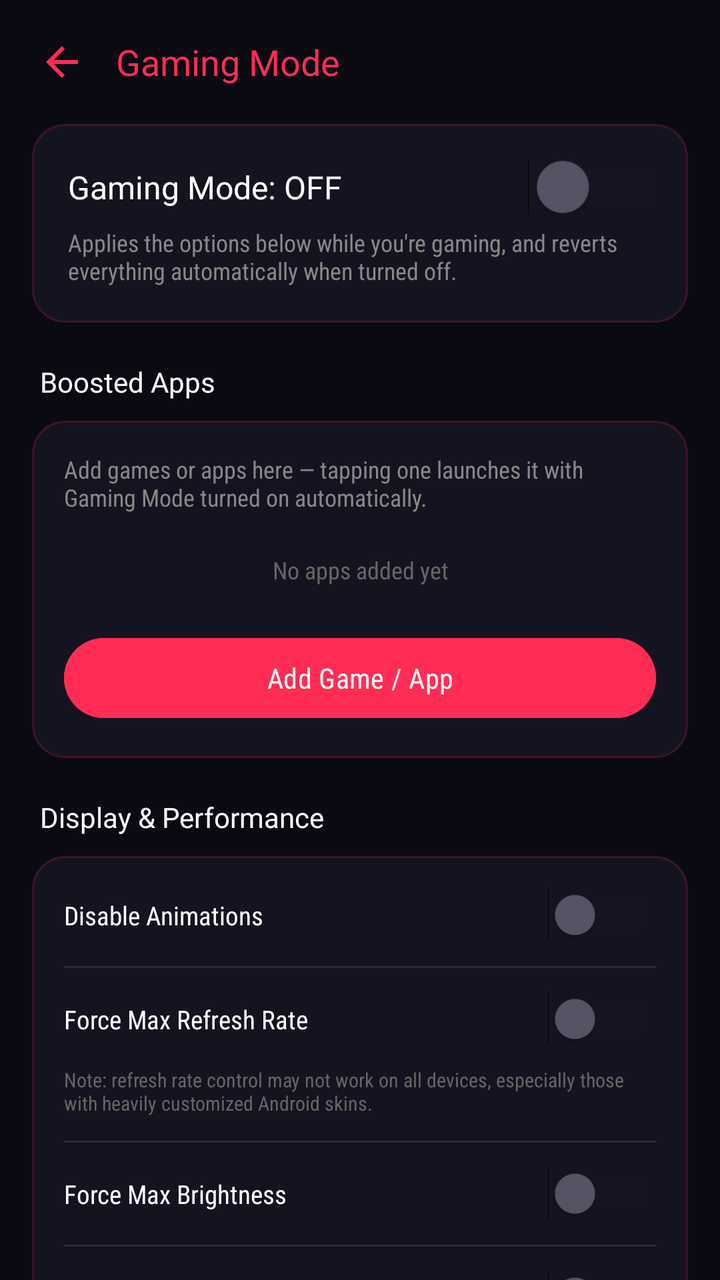
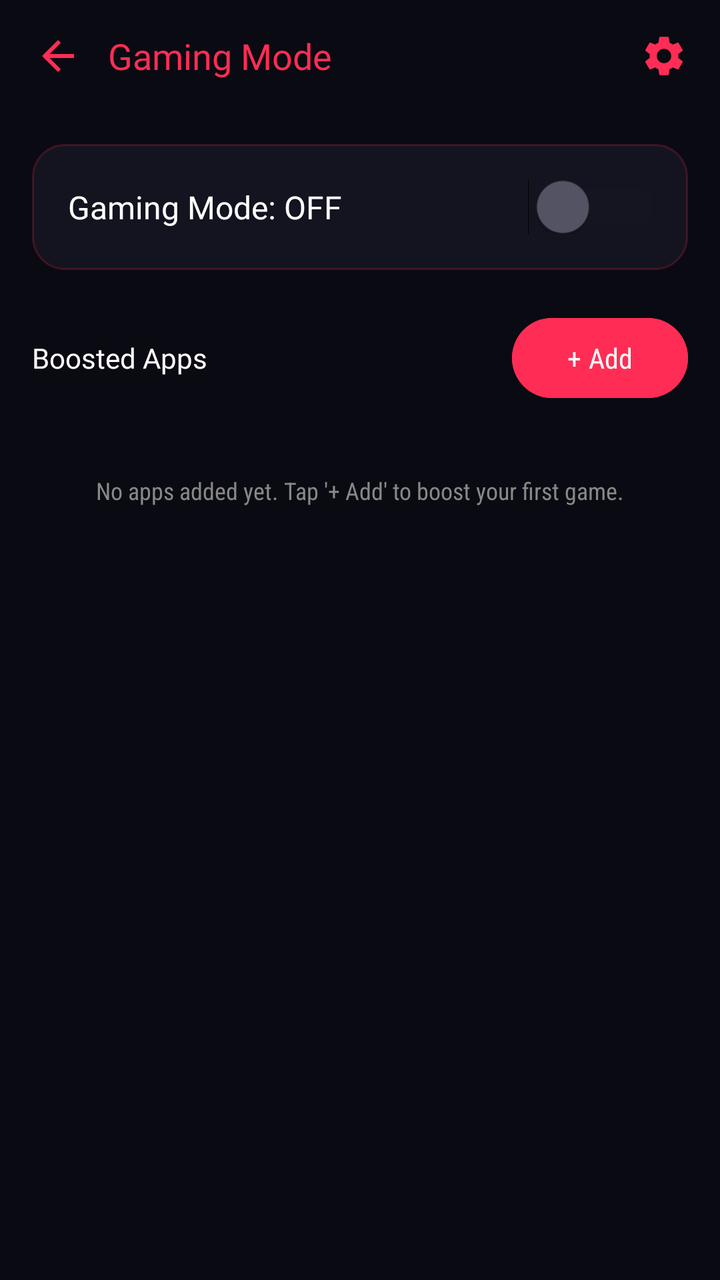

An Android layout rendered at two revisions. The XML below is the earlier revision; the diff shows what the commit changed to produce the second picture.
<!-- AndroidManifest.xml: activity theme Theme.RyuuTools -->
<!-- res/layout/activity_gaming_mode.xml -->
<?xml version="1.0" encoding="utf-8"?>
<androidx.core.widget.NestedScrollView xmlns:android="http://schemas.android.com/apk/res/android"
    android:layout_width="match_parent" android:layout_height="match_parent" android:background="@color/bg_dark">
    <LinearLayout android:layout_width="match_parent" android:layout_height="wrap_content" android:orientation="vertical" android:padding="16dp">

        <LinearLayout android:layout_width="match_parent" android:layout_height="wrap_content" android:orientation="horizontal" android:gravity="center_vertical" android:layout_marginBottom="16dp">
            <ImageButton android:id="@+id/btnBack" android:layout_width="30dp" android:layout_height="30dp" android:background="@android:color/transparent" android:src="@drawable/ic_back" android:tint="@color/neon_cyan" android:contentDescription="Back" />
            <TextView android:layout_width="wrap_content" android:layout_height="wrap_content" android:layout_marginStart="12dp" android:text="Gaming Mode" android:textColor="@color/neon_cyan" android:textSize="18sp" android:fontFamily="@font/orbitron_bold" />
        </LinearLayout>

        <LinearLayout android:layout_width="match_parent" android:layout_height="wrap_content" android:orientation="vertical" android:background="@drawable/bg_card_rounded" android:padding="18dp">

            <LinearLayout android:layout_width="match_parent" android:layout_height="wrap_content" android:orientation="horizontal" android:gravity="center_vertical">
                <TextView android:id="@+id/tvGamingStatus" android:layout_width="0dp" android:layout_height="wrap_content" android:layout_weight="1" android:text="Gaming Mode: OFF" android:textColor="@color/text_white" android:textSize="16sp" android:fontFamily="@font/orbitron_bold" />
                <Switch android:id="@+id/switchGamingMaster" android:layout_width="wrap_content" android:layout_height="wrap_content" android:thumbTint="@color/switch_thumb_selector" android:trackTint="@color/switch_track_selector" android:scaleX="1.3" android:scaleY="1.3" />
            </LinearLayout>

            <TextView android:layout_width="match_parent" android:layout_height="wrap_content" android:layout_marginTop="6dp" android:text="Applies the options below while you're gaming, and reverts everything automatically when turned off." android:textColor="#888888" android:textSize="12sp" android:fontFamily="sans-serif-condensed" />

        </LinearLayout>

        <TextView android:layout_width="wrap_content" android:layout_height="wrap_content" android:layout_marginTop="20dp" android:layout_marginStart="4dp" android:text="Boosted Apps" android:textColor="@color/text_white" android:textSize="14sp" android:fontFamily="@font/orbitron_bold" />

        <LinearLayout android:layout_width="match_parent" android:layout_height="wrap_content" android:orientation="vertical" android:background="@drawable/bg_card_rounded" android:padding="16dp" android:layout_marginTop="10dp">

            <TextView android:layout_width="match_parent" android:layout_height="wrap_content" android:layout_marginBottom="8dp" android:text="Add games or apps here — tapping one launches it with Gaming Mode turned on automatically." android:textColor="#888888" android:textSize="12sp" android:fontFamily="sans-serif-condensed" />

            <TextView android:id="@+id/tvNoBoostedApps" android:layout_width="match_parent" android:layout_height="wrap_content" android:gravity="center" android:padding="12dp" android:text="No apps added yet" android:textColor="#666666" android:textSize="12sp" android:fontFamily="sans-serif-condensed" android:visibility="visible" />

            <androidx.recyclerview.widget.RecyclerView android:id="@+id/rvBoostedApps" android:layout_width="match_parent" android:layout_height="wrap_content" android:nestedScrollingEnabled="false" />

            <Button android:id="@+id/btnAddBoostedApp" android:layout_width="match_parent" android:layout_height="wrap_content" android:layout_marginTop="10dp" android:text="Add Game / App" android:backgroundTint="@color/neon_purple" android:textColor="@color/text_white" android:fontFamily="sans-serif-condensed" />

        </LinearLayout>

        <TextView android:layout_width="wrap_content" android:layout_height="wrap_content" android:layout_marginTop="20dp" android:layout_marginStart="4dp" android:text="Display &amp; Performance" android:textColor="@color/text_white" android:textSize="14sp" android:fontFamily="@font/orbitron_bold" />

        <LinearLayout android:layout_width="match_parent" android:layout_height="wrap_content" android:orientation="vertical" android:background="@drawable/bg_card_rounded" android:padding="16dp" android:layout_marginTop="10dp">

            <LinearLayout android:layout_width="match_parent" android:layout_height="wrap_content" android:orientation="horizontal" android:gravity="center_vertical">
                <TextView android:layout_width="0dp" android:layout_height="wrap_content" android:layout_weight="1" android:text="Disable Animations" android:textColor="@color/text_white" android:textSize="13sp" android:fontFamily="sans-serif-condensed" />
                <Switch android:id="@+id/switchAnimations" android:layout_width="wrap_content" android:layout_height="wrap_content" android:thumbTint="@color/switch_thumb_selector" android:trackTint="@color/switch_track_selector" />
            </LinearLayout>

            <View android:layout_width="match_parent" android:layout_height="1dp" android:background="#2A2A38" android:layout_marginVertical="12dp" />

            <LinearLayout android:layout_width="match_parent" android:layout_height="wrap_content" android:orientation="horizontal" android:gravity="center_vertical">
                <TextView android:layout_width="0dp" android:layout_height="wrap_content" android:layout_weight="1" android:text="Force Max Refresh Rate" android:textColor="@color/text_white" android:textSize="13sp" android:fontFamily="sans-serif-condensed" />
                <Switch android:id="@+id/switchRefreshRate" android:layout_width="wrap_content" android:layout_height="wrap_content" android:thumbTint="@color/switch_thumb_selector" android:trackTint="@color/switch_track_selector" />
            </LinearLayout>

            <TextView android:layout_width="match_parent" android:layout_height="wrap_content" android:layout_marginTop="10dp" android:text="Note: refresh rate control may not work on all devices, especially those with heavily customized Android skins." android:textColor="#666666" android:textSize="10sp" android:fontFamily="sans-serif-condensed" />

            <View android:layout_width="match_parent" android:layout_height="1dp" android:background="#2A2A38" android:layout_marginVertical="12dp" />

            <LinearLayout android:layout_width="match_parent" android:layout_height="wrap_content" android:orientation="horizontal" android:gravity="center_vertical">
                <TextView android:layout_width="0dp" android:layout_height="wrap_content" android:layout_weight="1" android:text="Force Max Brightness" android:textColor="@color/text_white" android:textSize="13sp" android:fontFamily="sans-serif-condensed" />
                <Switch android:id="@+id/switchMaxBrightness" android:layout_width="wrap_content" android:layout_height="wrap_content" android:thumbTint="@color/switch_thumb_selector" android:trackTint="@color/switch_track_selector" />
            </LinearLayout>

            <View android:layout_width="match_parent" android:layout_height="1dp" android:background="#2A2A38" android:layout_marginVertical="12dp" />

            <LinearLayout android:layout_width="match_parent" android:layout_height="wrap_content" android:orientation="horizontal" android:gravity="center_vertical">
                <TextView android:layout_width="0dp" android:layout_height="wrap_content" android:layout_weight="1" android:text="Disable Battery Saver" android:textColor="@color/text_white" android:textSize="13sp" android:fontFamily="sans-serif-condensed" />
                <Switch android:id="@+id/switchDisableBatterySaver" android:layout_width="wrap_content" android:layout_height="wrap_content" android:thumbTint="@color/switch_thumb_selector" android:trackTint="@color/switch_track_selector" />
            </LinearLayout>

        </LinearLayout>

        <TextView android:layout_width="wrap_content" android:layout_height="wrap_content" android:layout_marginTop="20dp" android:layout_marginStart="4dp" android:text="Focus &amp; Comfort" android:textColor="@color/text_white" android:textSize="14sp" android:fontFamily="@font/orbitron_bold" />

        <LinearLayout android:layout_width="match_parent" android:layout_height="wrap_content" android:orientation="vertical" android:background="@drawable/bg_card_rounded" android:padding="16dp" android:layout_marginTop="10dp">

            <LinearLayout android:layout_width="match_parent" android:layout_height="wrap_content" android:orientation="horizontal" android:gravity="center_vertical">
                <TextView android:layout_width="0dp" android:layout_height="wrap_content" android:layout_weight="1" android:text="Do Not Disturb" android:textColor="@color/text_white" android:textSize="13sp" android:fontFamily="sans-serif-condensed" />
                <Switch android:id="@+id/switchDnd" android:layout_width="wrap_content" android:layout_height="wrap_content" android:thumbTint="@color/switch_thumb_selector" android:trackTint="@color/switch_track_selector" />
            </LinearLayout>

            <View android:layout_width="match_parent" android:layout_height="1dp" android:background="#2A2A38" android:layout_marginVertical="12dp" />

            <LinearLayout android:layout_width="match_parent" android:layout_height="wrap_content" android:orientation="horizontal" android:gravity="center_vertical">
                <TextView android:layout_width="0dp" android:layout_height="wrap_content" android:layout_weight="1" android:text="Extend Screen Timeout" android:textColor="@color/text_white" android:textSize="13sp" android:fontFamily="sans-serif-condensed" />
                <Switch android:id="@+id/switchScreenTimeout" android:layout_width="wrap_content" android:layout_height="wrap_content" android:thumbTint="@color/switch_thumb_selector" android:trackTint="@color/switch_track_selector" />
            </LinearLayout>

            <View android:layout_width="match_parent" android:layout_height="1dp" android:background="#2A2A38" android:layout_marginVertical="12dp" />

            <LinearLayout android:layout_width="match_parent" android:layout_height="wrap_content" android:orientation="horizontal" android:gravity="center_vertical">
                <TextView android:layout_width="0dp" android:layout_height="wrap_content" android:layout_weight="1" android:text="Lock Screen Rotation" android:textColor="@color/text_white" android:textSize="13sp" android:fontFamily="sans-serif-condensed" />
                <Switch android:id="@+id/switchLockRotation" android:layout_width="wrap_content" android:layout_height="wrap_content" android:thumbTint="@color/switch_thumb_selector" android:trackTint="@color/switch_track_selector" />
            </LinearLayout>

        </LinearLayout>

        <TextView android:layout_width="wrap_content" android:layout_height="wrap_content" android:layout_marginTop="20dp" android:layout_marginStart="4dp" android:text="One-Time Actions" android:textColor="@color/text_white" android:textSize="14sp" android:fontFamily="@font/orbitron_bold" />

        <LinearLayout android:layout_width="match_parent" android:layout_height="wrap_content" android:orientation="vertical" android:background="@drawable/bg_card_rounded" android:padding="16dp" android:layout_marginTop="10dp">

            <LinearLayout android:layout_width="match_parent" android:layout_height="wrap_content" android:orientation="horizontal" android:gravity="center_vertical">
                <TextView android:layout_width="0dp" android:layout_height="wrap_content" android:layout_weight="1" android:text="Clean Background Apps on Start" android:textColor="@color/text_white" android:textSize="13sp" android:fontFamily="sans-serif-condensed" />
                <Switch android:id="@+id/switchCleanOnStart" android:layout_width="wrap_content" android:layout_height="wrap_content" android:thumbTint="@color/switch_thumb_selector" android:trackTint="@color/switch_track_selector" />
            </LinearLayout>

            <TextView android:layout_width="match_parent" android:layout_height="wrap_content" android:layout_marginTop="10dp" android:text="Runs once each time Gaming Mode is turned on — same background app cleanup used by Memory Sweep." android:textColor="#666666" android:textSize="10sp" android:fontFamily="sans-serif-condensed" />

        </LinearLayout>

    </LinearLayout>
</androidx.core.widget.NestedScrollView>
<!-- resources referenced by this layout -->
<resources>
  <color name="bg_dark">#0A0A12</color>
  <color name="neon_cyan">#FF2D55</color>
  <color name="neon_purple">#FF2D55</color>
  <color name="text_white">#FFFFFF</color>
  <!-- drawable bg_card_rounded (drawable) -->
  <?xml version="1.0" encoding="utf-8"?>
  <shape xmlns:android="http://schemas.android.com/apk/res/android">
      <solid android:color="#141420" />
      <corners android:radius="16dp" />
      <stroke android:width="1dp" android:color="#33FF2D55" />
  </shape>
  <!-- drawable ic_back (drawable) -->
  <vector xmlns:android="http://schemas.android.com/apk/res/android"
      android:width="24dp" android:height="24dp"
      android:viewportWidth="24" android:viewportHeight="24">
      <path android:fillColor="#FFFFFF" android:pathData="M20,11L7.83,11l5.59,-5.59L12,4l-8,8 8,8 1.41,-1.41L7.83,13L20,13z"/>
  </vector>
  <style name="Theme.RyuuTools" parent="Theme.Material3.Dark.NoActionBar">
          <item name="android:windowBackground">@color/bg_dark</item>
          <item name="colorPrimary">@color/neon_cyan</item>
          <item name="colorSecondary">@color/neon_purple</item>
          <item name="android:statusBarColor">@color/bg_dark</item>
          <item name="android:navigationBarColor">@color/bg_dark</item>
      </style>
</resources>

<!-- the commit's change to res/layout/activity_gaming_mode.xml (unified diff, before → after) -->
@@ -1,109 +1,36 @@
 <?xml version="1.0" encoding="utf-8"?>
-<androidx.core.widget.NestedScrollView xmlns:android="http://schemas.android.com/apk/res/android"
-    android:layout_width="match_parent" android:layout_height="match_parent" android:background="@color/bg_dark">
-    <LinearLayout android:layout_width="match_parent" android:layout_height="wrap_content" android:orientation="vertical" android:padding="16dp">
+<LinearLayout xmlns:android="http://schemas.android.com/apk/res/android"
+    android:layout_width="match_parent" android:layout_height="match_parent"
+    android:orientation="vertical" android:background="@color/bg_dark">
 
-        <LinearLayout android:layout_width="match_parent" android:layout_height="wrap_content" android:orientation="horizontal" android:gravity="center_vertical" android:layout_marginBottom="16dp">
-            <ImageButton android:id="@+id/btnBack" android:layout_width="30dp" android:layout_height="30dp" android:background="@android:color/transparent" android:src="@drawable/ic_back" android:tint="@color/neon_cyan" android:contentDescription="Back" />
-            <TextView android:layout_width="wrap_content" android:layout_height="wrap_content" android:layout_marginStart="12dp" android:text="Gaming Mode" android:textColor="@color/neon_cyan" android:textSize="18sp" android:fontFamily="@font/orbitron_bold" />
-        </LinearLayout>
+    <LinearLayout android:layout_width="match_parent" android:layout_height="56dp" android:orientation="horizontal" android:gravity="center_vertical" android:paddingHorizontal="16dp">
+        <ImageButton android:id="@+id/btnBack" android:layout_width="26dp" android:layout_height="26dp" android:background="@android:color/transparent" android:src="@drawable/ic_back" android:tint="@color/neon_cyan" android:contentDescription="Back" />
+        <TextView android:layout_width="0dp" android:layout_height="wrap_content" android:layout_weight="1" android:layout_marginStart="12dp" android:text="Gaming Mode" android:textColor="@color/neon_cyan" android:textSize="18sp" android:fontFamily="@font/orbitron_bold" />
+        <ImageButton android:id="@+id/btnGamingSettings" android:layout_width="24dp" android:layout_height="24dp" android:background="@android:color/transparent" android:src="@drawable/ic_settings" android:tint="@color/neon_purple" android:contentDescription="Settings" />
+    </LinearLayout>
 
-        <LinearLayout android:layout_width="match_parent" android:layout_height="wrap_content" android:orientation="vertical" android:background="@drawable/bg_card_rounded" android:padding="18dp">
+    <androidx.core.widget.NestedScrollView android:layout_width="match_parent" android:layout_height="match_parent">
+        <LinearLayout android:layout_width="match_parent" android:layout_height="wrap_content" android:orientation="vertical" android:padding="16dp">
 
-            <LinearLayout android:layout_width="match_parent" android:layout_height="wrap_content" android:orientation="horizontal" android:gravity="center_vertical">
+            <LinearLayout android:layout_width="match_parent" android:layout_height="wrap_content" android:orientation="horizontal" android:gravity="center_vertical" android:background="@drawable/bg_card_rounded" android:padding="18dp">
                 <TextView android:id="@+id/tvGamingStatus" android:layout_width="0dp" android:layout_height="wrap_content" android:layout_weight="1" android:text="Gaming Mode: OFF" android:textColor="@color/text_white" android:textSize="16sp" android:fontFamily="@font/orbitron_bold" />
                 <Switch android:id="@+id/switchGamingMaster" android:layout_width="wrap_content" android:layout_height="wrap_content" android:thumbTint="@color/switch_thumb_selector" android:trackTint="@color/switch_track_selector" android:scaleX="1.3" android:scaleY="1.3" />
             </LinearLayout>
 
-            <TextView android:layout_width="match_parent" android:layout_height="wrap_content" android:layout_marginTop="6dp" android:text="Applies the options below while you're gaming, and reverts everything automatically when turned off." android:textColor="#888888" android:textSize="12sp" android:fontFamily="sans-serif-condensed" />
+            <LinearLayout android:layout_width="match_parent" android:layout_height="wrap_content" android:orientation="horizontal" android:gravity="center_vertical" android:layout_marginTop="20dp" android:layout_marginBottom="10dp">
+                <TextView android:layout_width="0dp" android:layout_height="wrap_content" android:layout_weight="1" android:text="Boosted Apps" android:textColor="@color/text_white" android:textSize="14sp" android:fontFamily="@font/orbitron_bold" />
+                <Button android:id="@+id/btnAddBoostedApp" android:layout_width="wrap_content" android:layout_height="wrap_content" android:text="+ Add" android:backgroundTint="@color/neon_cyan" android:textColor="@color/text_white" android:fontFamily="sans-serif-condensed" />
+            </LinearLayout>
+
+            <TextView android:id="@+id/tvNoBoostedApps" android:layout_width="match_parent" android:layout_height="wrap_content" android:gravity="center" android:padding="24dp" android:text="No apps added yet. Tap '+ Add' to boost your first game." android:textColor="#888888" android:textSize="12sp" android:fontFamily="sans-serif-condensed" />
+
+            <androidx.recyclerview.widget.RecyclerView
+                android:id="@+id/rvBoostedApps"
+                android:layout_width="match_parent"
+                android:layout_height="wrap_content"
+                android:nestedScrollingEnabled="false" />
 
         </LinearLayout>
+    </androidx.core.widget.NestedScrollView>
 
-        <TextView android:layout_width="wrap_content" android:layout_height="wrap_content" android:layout_marginTop="20dp" android:layout_marginStart="4dp" android:text="Boosted Apps" android:textColor="@color/text_white" android:textSize="14sp" android:fontFamily="@font/orbitron_bold" />
-
-        <LinearLayout android:layout_width="match_parent" android:layout_height="wrap_content" android:orientation="vertical" android:background="@drawable/bg_card_rounded" android:padding="16dp" android:layout_marginTop="10dp">
-
-            <TextView android:layout_width="match_parent" android:layout_height="wrap_content" android:layout_marginBottom="8dp" android:text="Add games or apps here — tapping one launches it with Gaming Mode turned on automatically." android:textColor="#888888" android:textSize="12sp" android:fontFamily="sans-serif-condensed" />
-
-            <TextView android:id="@+id/tvNoBoostedApps" android:layout_width="match_parent" android:layout_height="wrap_content" android:gravity="center" android:padding="12dp" android:text="No apps added yet" android:textColor="#666666" android:textSize="12sp" android:fontFamily="sans-serif-condensed" android:visibility="visible" />
-
-            <androidx.recyclerview.widget.RecyclerView android:id="@+id/rvBoostedApps" android:layout_width="match_parent" android:layout_height="wrap_content" android:nestedScrollingEnabled="false" />
-
-            <Button android:id="@+id/btnAddBoostedApp" android:layout_width="match_parent" android:layout_height="wrap_content" android:layout_marginTop="10dp" android:text="Add Game / App" android:backgroundTint="@color/neon_purple" android:textColor="@color/text_white" android:fontFamily="sans-serif-condensed" />
-
-        </LinearLayout>
-
-        <TextView android:layout_width="wrap_content" android:layout_height="wrap_content" android:layout_marginTop="20dp" android:layout_marginStart="4dp" android:text="Display &amp; Performance" android:textColor="@color/text_white" android:textSize="14sp" android:fontFamily="@font/orbitron_bold" />
-
-        <LinearLayout android:layout_width="match_parent" android:layout_height="wrap_content" android:orientation="vertical" android:background="@drawable/bg_card_rounded" android:padding="16dp" android:layout_marginTop="10dp">
-
-            <LinearLayout android:layout_width="match_parent" android:layout_height="wrap_content" android:orientation="horizontal" android:gravity="center_vertical">
-                <TextView android:layout_width="0dp" android:layout_height="wrap_content" android:layout_weight="1" android:text="Disable Animations" android:textColor="@color/text_white" android:textSize="13sp" android:fontFamily="sans-serif-condensed" />
-                <Switch android:id="@+id/switchAnimations" android:layout_width="wrap_content" android:layout_height="wrap_content" android:thumbTint="@color/switch_thumb_selector" android:trackTint="@color/switch_track_selector" />
-            </LinearLayout>
-
-            <View android:layout_width="match_parent" android:layout_height="1dp" android:background="#2A2A38" android:layout_marginVertical="12dp" />
-
-            <LinearLayout android:layout_width="match_parent" android:layout_height="wrap_content" android:orientation="horizontal" android:gravity="center_vertical">
-                <TextView android:layout_width="0dp" android:layout_height="wrap_content" android:layout_weight="1" android:text="Force Max Refresh Rate" android:textColor="@color/text_white" android:textSize="13sp" android:fontFamily="sans-serif-condensed" />
-                <Switch android:id="@+id/switchRefreshRate" android:layout_width="wrap_content" android:layout_height="wrap_content" android:thumbTint="@color/switch_thumb_selector" android:trackTint="@color/switch_track_selector" />
-            </LinearLayout>
-
-            <TextView android:layout_width="match_parent" android:layout_height="wrap_content" android:layout_marginTop="10dp" android:text="Note: refresh rate control may not work on all devices, especially those with heavily customized Android skins." android:textColor="#666666" android:textSize="10sp" android:fontFamily="sans-serif-condensed" />
-
-            <View android:layout_width="match_parent" android:layout_height="1dp" android:background="#2A2A38" android:layout_marginVertical="12dp" />
-
-            <LinearLayout android:layout_width="match_parent" android:layout_height="wrap_content" android:orientation="horizontal" android:gravity="center_vertical">
-                <TextView android:layout_width="0dp" android:layout_height="wrap_content" android:layout_weight="1" android:text="Force Max Brightness" android:textColor="@color/text_white" android:textSize="13sp" android:fontFamily="sans-serif-condensed" />
-                <Switch android:id="@+id/switchMaxBrightness" android:layout_width="wrap_content" android:layout_height="wrap_content" android:thumbTint="@color/switch_thumb_selector" android:trackTint="@color/switch_track_selector" />
-            </LinearLayout>
-
-            <View android:layout_width="match_parent" android:layout_height="1dp" android:background="#2A2A38" android:layout_marginVertical="12dp" />
-
-            <LinearLayout android:layout_width="match_parent" android:layout_height="wrap_content" android:orientation="horizontal" android:gravity="center_vertical">
-                <TextView android:layout_width="0dp" android:layout_height="wrap_content" android:layout_weight="1" android:text="Disable Battery Saver" android:textColor="@color/text_white" android:textSize="13sp" android:fontFamily="sans-serif-condensed" />
-                <Switch android:id="@+id/switchDisableBatterySaver" android:layout_width="wrap_content" android:layout_height="wrap_content" android:thumbTint="@color/switch_thumb_selector" android:trackTint="@color/switch_track_selector" />
-            </LinearLayout>
-
-        </LinearLayout>
-
-        <TextView android:layout_width="wrap_content" android:layout_height="wrap_content" android:layout_marginTop="20dp" android:layout_marginStart="4dp" android:text="Focus &amp; Comfort" android:textColor="@color/text_white" android:textSize="14sp" android:fontFamily="@font/orbitron_bold" />
-
-        <LinearLayout android:layout_width="match_parent" android:layout_height="wrap_content" android:orientation="vertical" android:background="@drawable/bg_card_rounded" android:padding="16dp" android:layout_marginTop="10dp">
-
-            <LinearLayout android:layout_width="match_parent" android:layout_height="wrap_content" android:orientation="horizontal" android:gravity="center_vertical">
-                <TextView android:layout_width="0dp" android:layout_height="wrap_content" android:layout_weight="1" android:text="Do Not Disturb" android:textColor="@color/text_white" android:textSize="13sp" android:fontFamily="sans-serif-condensed" />
-                <Switch android:id="@+id/switchDnd" android:layout_width="wrap_content" android:layout_height="wrap_content" android:thumbTint="@color/switch_thumb_selector" android:trackTint="@color/switch_track_selector" />
-            </LinearLayout>
-
-            <View android:layout_width="match_parent" android:layout_height="1dp" android:background="#2A2A38" android:layout_marginVertical="12dp" />
-
-            <LinearLayout android:layout_width="match_parent" android:layout_height="wrap_content" android:orientation="horizontal" android:gravity="center_vertical">
-                <TextView android:layout_width="0dp" android:layout_height="wrap_content" android:layout_weight="1" android:text="Extend Screen Timeout" android:textColor="@color/text_white" android:textSize="13sp" android:fontFamily="sans-serif-condensed" />
-                <Switch android:id="@+id/switchScreenTimeout" android:layout_width="wrap_content" android:layout_height="wrap_content" android:thumbTint="@color/switch_thumb_selector" android:trackTint="@color/switch_track_selector" />
-            </LinearLayout>
-
-            <View android:layout_width="match_parent" android:layout_height="1dp" android:background="#2A2A38" android:layout_marginVertical="12dp" />
-
-            <LinearLayout android:layout_width="match_parent" android:layout_height="wrap_content" android:orientation="horizontal" android:gravity="center_vertical">
-                <TextView android:layout_width="0dp" android:layout_height="wrap_content" android:layout_weight="1" android:text="Lock Screen Rotation" android:textColor="@color/text_white" android:textSize="13sp" android:fontFamily="sans-serif-condensed" />
-                <Switch android:id="@+id/switchLockRotation" android:layout_width="wrap_content" android:layout_height="wrap_content" android:thumbTint="@color/switch_thumb_selector" android:trackTint="@color/switch_track_selector" />
-            </LinearLayout>
-
-        </LinearLayout>
-
-        <TextView android:layout_width="wrap_content" android:layout_height="wrap_content" android:layout_marginTop="20dp" android:layout_marginStart="4dp" android:text="One-Time Actions" android:textColor="@color/text_white" android:textSize="14sp" android:fontFamily="@font/orbitron_bold" />
-
-        <LinearLayout android:layout_width="match_parent" android:layout_height="wrap_content" android:orientation="vertical" android:background="@drawable/bg_card_rounded" android:padding="16dp" android:layout_marginTop="10dp">
-
-            <LinearLayout android:layout_width="match_parent" android:layout_height="wrap_content" android:orientation="horizontal" android:gravity="center_vertical">
-                <TextView android:layout_width="0dp" android:layout_height="wrap_content" android:layout_weight="1" android:text="Clean Background Apps on Start" android:textColor="@color/text_white" android:textSize="13sp" android:fontFamily="sans-serif-condensed" />
-                <Switch android:id="@+id/switchCleanOnStart" android:layout_width="wrap_content" android:layout_height="wrap_content" android:thumbTint="@color/switch_thumb_selector" android:trackTint="@color/switch_track_selector" />
-            </LinearLayout>
-
-            <TextView android:layout_width="match_parent" android:layout_height="wrap_content" android:layout_marginTop="10dp" android:text="Runs once each time Gaming Mode is turned on — same background app cleanup used by Memory Sweep." android:textColor="#666666" android:textSize="10sp" android:fontFamily="sans-serif-condensed" />
-
-        </LinearLayout>
-
-    </LinearLayout>
-</androidx.core.widget.NestedScrollView>
+</LinearLayout>
<!-- resource entries referenced after the edit -->
@@ -17,6 +17,12 @@
       android:viewportWidth="24" android:viewportHeight="24">
       <path android:fillColor="#FFFFFF" android:pathData="M20,11L7.83,11l5.59,-5.59L12,4l-8,8 8,8 1.41,-1.41L7.83,13L20,13z"/>
   </vector>
+  <!-- drawable ic_settings (drawable) -->
+  <vector xmlns:android="http://schemas.android.com/apk/res/android"
+      android:width="24dp" android:height="24dp"
+      android:viewportWidth="24" android:viewportHeight="24">
+      <path android:fillColor="#FFFFFF" android:pathData="M19.14,12.94c0.04,-0.3 0.06,-0.61 0.06,-0.94c0,-0.32 -0.02,-0.64 -0.07,-0.94l2.03,-1.58c0.18,-0.14 0.23,-0.41 0.12,-0.61l-1.92,-3.32c-0.12,-0.22 -0.37,-0.29 -0.59,-0.22l-2.39,0.96c-0.5,-0.38 -1.03,-0.7 -1.62,-0.94L14.4,2.81c-0.04,-0.24 -0.24,-0.41 -0.48,-0.41h-3.84c-0.24,0 -0.43,0.17 -0.47,0.41L9.25,5.35C8.66,5.59 8.12,5.92 7.63,6.29L5.24,5.33c-0.22,-0.08 -0.47,0 -0.59,0.22L2.74,8.87C2.62,9.08 2.66,9.34 2.86,9.48l2.03,1.58C4.84,11.36 4.8,11.69 4.8,12s0.02,0.64 0.07,0.94l-2.03,1.58c-0.18,0.14 -0.23,0.41 -0.12,0.61l1.92,3.32c0.12,0.22 0.37,0.29 0.59,0.22l2.39,-0.96c0.5,0.38 1.03,0.7 1.62,0.94l0.36,2.54c0.05,0.24 0.24,0.41 0.48,0.41h3.84c0.24,0 0.44,-0.17 0.47,-0.41l0.36,-2.54c0.59,-0.24 1.13,-0.56 1.62,-0.94l2.39,0.96c0.22,0.08 0.47,0 0.59,-0.22l1.92,-3.32c0.12,-0.22 0.07,-0.47 -0.12,-0.61L19.14,12.94zM12,15.6c-1.98,0 -3.6,-1.62 -3.6,-3.6s1.62,-3.6 3.6,-3.6 3.6,1.62 3.6,3.6 -1.62,3.6 -3.6,3.6z"/>
+  </vector>
   <style name="Theme.RyuuTools" parent="Theme.Material3.Dark.NoActionBar">
           <item name="android:windowBackground">@color/bg_dark</item>
           <item name="colorPrimary">@color/neon_cyan</item>
